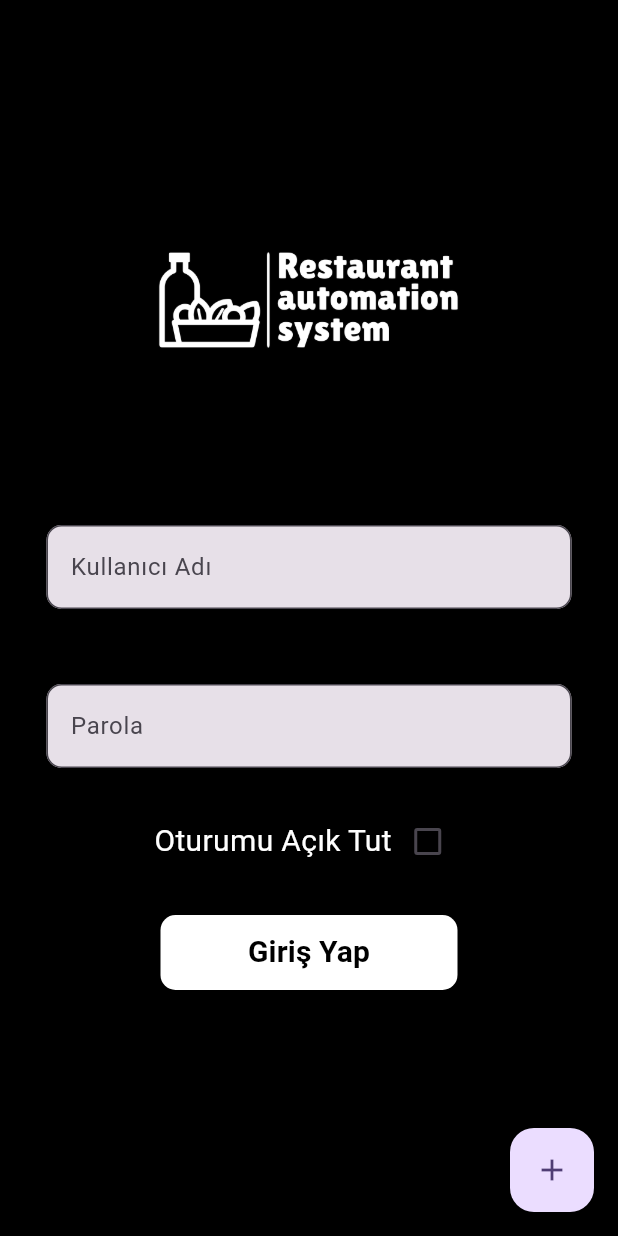
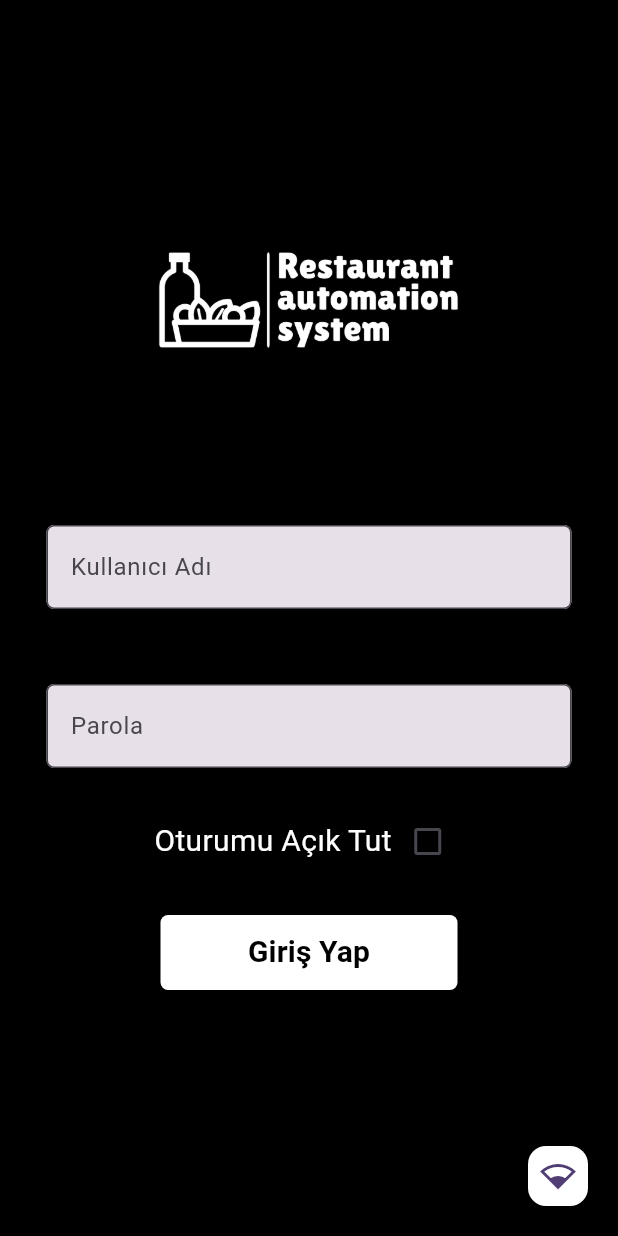
Before and after one commit to muhammettalhakaymak23214/garsonapp, a Flutter app: the screen it shows after launch, on a phone screen of 412 x 824 dp. Run offline on Flutter 3.47's test engine with Material 3 defaults, Android fonts, the phone set to English and light mode, and no system bars; our stand-ins replace shared_preferences.

Commit message:
Giriş sayfasında düzeltmeler yapıldı.

```diff
--- a/garsonapp/lib/sayfalar/giris_sayfasi.dart
+++ b/garsonapp/lib/sayfalar/giris_sayfasi.dart
@@ -1,11 +1,6 @@
-import 'dart:convert';
 import 'package:flutter/material.dart';
 import 'package:flutter/services.dart';
 import 'package:garsonapp/apiler/giris_yap.dart';
-import 'package:garsonapp/models/snack_bar.dart';
-import 'package:garsonapp/sabitler/api_url.dart';
-import 'package:http/http.dart' as http;
-import 'package:garsonapp/sayfalar/ana_sayfa.dart';
 import 'package:garsonapp/sabitler/renkler.dart';
 import 'package:shared_preferences/shared_preferences.dart';
 
@@ -119,8 +114,8 @@
             child: Column(
               mainAxisSize: MainAxisSize.min,
               children: <Widget>[
-                Divider(color: Colors.white),
-                SizedBox(height: 20),
+                const Divider(color: Colors.white),
+                const SizedBox(height: 20),
                 TextField(
                   onChanged: (value) {
                     setState(
@@ -132,26 +127,23 @@
                     hintText: "Ip adresinin son 3 basamağı",
                     filled: true,
                     border: OutlineInputBorder(
-                      borderRadius: BorderRadius.circular(10.0),
+                      borderRadius: BorderRadius.circular(5.0),
                     ),
                   ),
                 ),
-                SizedBox(height: 20),
+                const SizedBox(height: 20),
                 ElevatedButton(
                   onPressed: () {
                     final String seciliIpAdresi = controllerIp.text;
                     _kaydetSecilenIp(seciliIpAdresi);
-                    //StringBirlestirici.birlestir();
+
                     _getirSecilenIp();
                     Navigator.pop(context);
                   },
-
-                  ///butonColor == yesilButonRengi ? _login : null,
                   style: ElevatedButton.styleFrom(
                     backgroundColor: butonColor,
                     shape: RoundedRectangleBorder(
-                      borderRadius: BorderRadius.circular(
-                          10), // İstediğiniz border radius değerini buraya yazabilirsiniz
+                      borderRadius: BorderRadius.circular(5),
                     ),
                   ),
                   child: Container(
@@ -179,11 +171,7 @@
   @override
   void initState() {
     _getirSecilenIp();
-
     // TODO: implement initState
-    //_kaydetSecilenIp(secilenIp);
-    // _getirSecilenIp();
-    //  _getirSecilenOturum();
     super.initState();
   }
 
@@ -207,7 +195,9 @@
             _ipGirisEkrani(context);
           }, // Butona basıldığında sayaçı artır
           tooltip: 'Artır',
-          child: Icon(Icons.add),
+          child: Icon(Icons.network_wifi_2_bar_sharp),
+          backgroundColor: Colors.white,
+          mini: true,
         ),
         body: SingleChildScrollView(
           child: Center(
@@ -237,7 +227,7 @@
                       hintText: "Kullanıcı Adı",
                       filled: true,
                       border: OutlineInputBorder(
-                        borderRadius: BorderRadius.circular(10.0),
+                        borderRadius: BorderRadius.circular(5.0),
                       ),
                     ),
                   ),
@@ -265,7 +255,7 @@
                       hintText: "Parola",
                       filled: true,
                       border: OutlineInputBorder(
-                        borderRadius: BorderRadius.circular(10.0),
+                        borderRadius: BorderRadius.circular(5.0),
                       ),
                     ),
                   ),
@@ -277,7 +267,7 @@
                   child: Row(
                     mainAxisAlignment: MainAxisAlignment.center,
                     children: [
-                      Text(
+                      const Text(
                         "Oturumu Açık Tut",
                         style: TextStyle(color: Colors.white, fontSize: 20),
                       ),
@@ -311,13 +301,13 @@
                   style: ElevatedButton.styleFrom(
                     backgroundColor: butonColor,
                     shape: RoundedRectangleBorder(
-                      borderRadius: BorderRadius.circular(
-                          10), // İstediğiniz border radius değerini buraya yazabilirsiniz
+                      borderRadius: BorderRadius.circular(5),
                     ),
                   ),
                   child: Container(
                     width: 150, // Genişlik değeri
                     height: 50, // Yükseklik değeri
+
                     child: Center(
                       child: Text(
                         "Giriş Yap",
```
